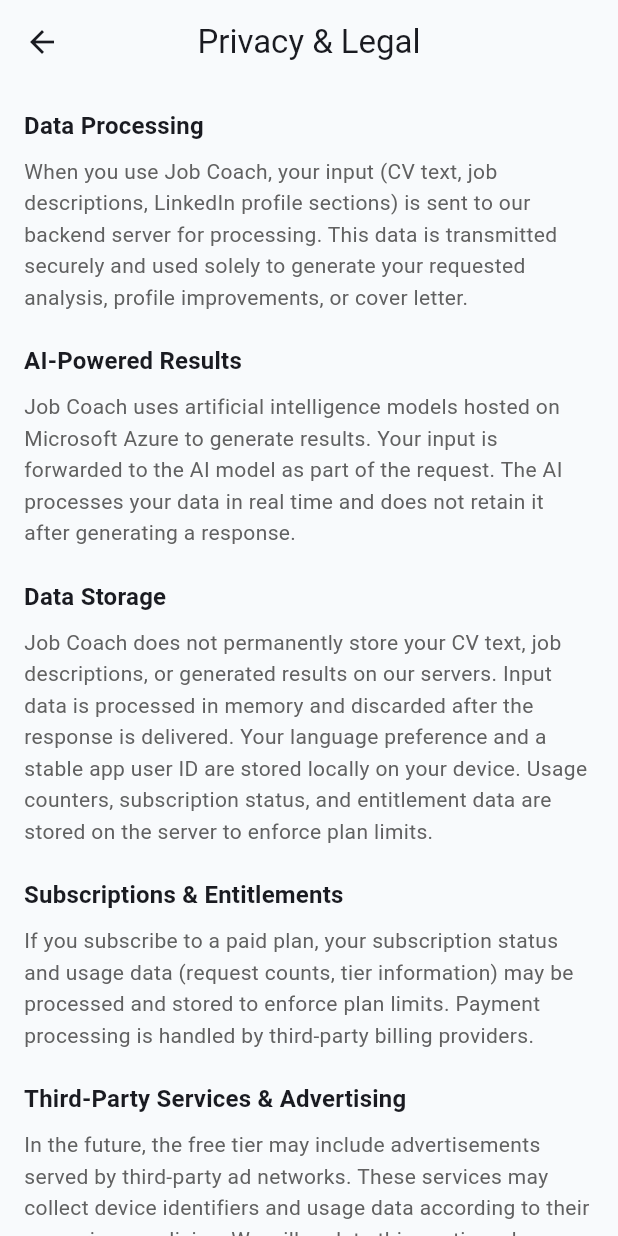
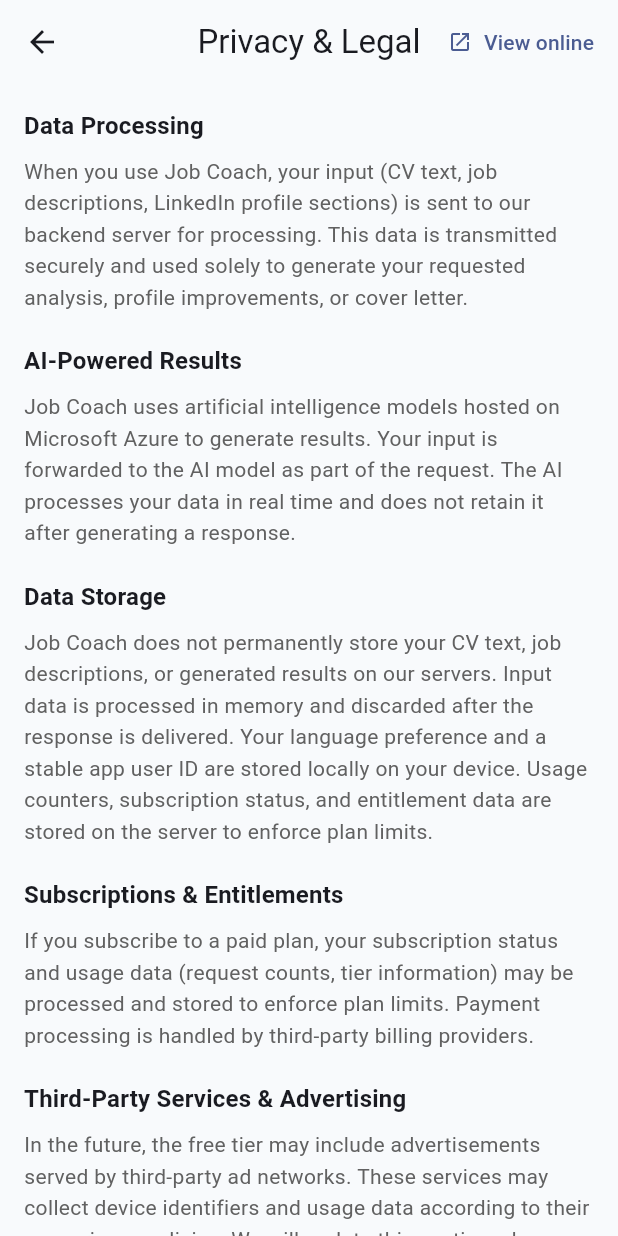
Before and after one commit to ionutc19/job-pack, a Flutter app: the SettingsScreen screen opened by its route, after a tap on "Privacy & Legal", on a phone screen of 412 x 824 dp. Run offline on Flutter 3.47's test engine with Material 3 defaults, Android fonts, the phone set to English and light mode, and no system bars; our stand-ins replace file_picker, google_mobile_ads, in_app_purchase, shared_preferences; accounts and stored records are empty.

Commit message:
Add Privacy Policy and Terms of Service for Google Play
Created GitHub Pages site (docs/) with:
- Privacy Policy covering data processing, AI usage, file uploads,
  ads, subscriptions, children's privacy, and user rights
- Terms of Service covering subscriptions, fair use, AI disclaimers,
  acceptable use, and liability limitations
- Landing page linking both documents

App changes:
- Settings: added Terms of Service link (opens in browser)
- Privacy screen: added "View online" button in app bar
- Added url_launcher dependency

URLs for Play Store listing:
- Privacy: https://ionutc19.github.io/job-pack/privacy-policy.html
- Terms: https://ionutc19.github.io/job-pack/terms-of-service.html

Co-Authored-By: Claude Opus 4.6 <noreply@anthropic.com>
Claude-Session: https://claude.ai/code/session_01H5SnKZQeHwcEm8VdNSfue8

```diff
--- a/mobile/lib/l10n/app_localizations.dart
+++ b/mobile/lib/l10n/app_localizations.dart
@@ -172,6 +172,10 @@ class AppLocalizations {
   String get fileConsentContinue => get('fileConsentContinue');
   String get fileUploadError => get('fileUploadError');
 
+  // Legal
+  String get termsOfService => get('termsOfService');
+  String get viewOnline => get('viewOnline');
+
   // Privacy
   String get privacyTitle => get('privacyTitle');
   String get privacyDataProcessing => get('privacyDataProcessing');
@@ -325,6 +329,10 @@ class AppLocalizations {
     'fileConsentNoStorage': 'Your file is not stored — it is discarded after processing.',
     'fileConsentContinue': 'Choose File',
     'fileUploadError': 'Could not extract text from this file.',
+
+    // Legal
+    'termsOfService': 'Terms of Service',
+    'viewOnline': 'View online',
 
     // Privacy
     'privacyTitle': 'Privacy & Legal',
@@ -482,6 +490,10 @@ class AppLocalizations {
     'fileUploadError': 'Nu s-a putut extrage textul din acest fișier.',
 
     // Privacy
+    // Legal
+    'termsOfService': 'Termeni și Condiții',
+    'viewOnline': 'Vezi online',
+
     'privacyTitle': 'Confidențialitate și Legal',
     'privacyDataProcessing': 'Procesarea Datelor',
     'privacyDataProcessingBody': 'Când folosești Job Coach, datele introduse (text CV, descrieri de job, secțiuni de profil LinkedIn) sunt trimise către serverul nostru pentru procesare. Aceste date sunt transmise securizat și utilizate exclusiv pentru a genera analiza, îmbunătățirile de profil sau scrisoarea de intenție solicitată.',
--- a/mobile/lib/screens/privacy_screen.dart
+++ b/mobile/lib/screens/privacy_screen.dart
@@ -1,4 +1,5 @@
 import 'package:flutter/material.dart';
+import 'package:url_launcher/url_launcher.dart';
 import '../l10n/app_localizations.dart';
 
 class PrivacyScreen extends StatelessWidget {
@@ -8,7 +9,19 @@ class PrivacyScreen extends StatelessWidget {
   Widget build(BuildContext context) {
     final l = AppLocalizations.of(context);
     return Scaffold(
-      appBar: AppBar(title: Text(l.privacyTitle)),
+      appBar: AppBar(
+        title: Text(l.privacyTitle),
+        actions: [
+          TextButton.icon(
+            onPressed: () => launchUrl(
+              Uri.parse('https://ionutc19.github.io/job-pack/privacy-policy.html'),
+              mode: LaunchMode.externalApplication,
+            ),
+            icon: const Icon(Icons.open_in_new, size: 16),
+            label: Text(l.viewOnline),
+          ),
+        ],
+      ),
       body: ListView(
         padding: const EdgeInsets.all(16),
         children: [
--- a/mobile/lib/screens/settings_screen.dart
+++ b/mobile/lib/screens/settings_screen.dart
@@ -1,6 +1,7 @@
 import 'package:flutter/foundation.dart';
 import 'package:flutter/material.dart';
 import 'package:provider/provider.dart';
+import 'package:url_launcher/url_launcher.dart';
 import '../config/app_config.dart';
 import '../l10n/app_localizations.dart';
 import '../l10n/language_provider.dart';
@@ -156,6 +157,15 @@ class _SettingsScreenState extends State<SettingsScreen> {
             trailing: const Icon(Icons.chevron_right),
             onTap: () => Navigator.pushNamed(context, '/privacy'),
           ),
+          ListTile(
+            leading: const Icon(Icons.description_outlined),
+            title: Text(l.termsOfService),
+            trailing: const Icon(Icons.open_in_new, size: 18),
+            onTap: () => launchUrl(
+              Uri.parse('https://ionutc19.github.io/job-pack/terms-of-service.html'),
+              mode: LaunchMode.externalApplication,
+            ),
+          ),
         ],
       ),
     );
--- a/mobile/pubspec.yaml
+++ b/mobile/pubspec.yaml
@@ -15,6 +15,7 @@ dependencies:
   http_parser: ^4.1.0
   provider: ^6.1.0
   shared_preferences: ^2.3.0
+  url_launcher: ^6.3.0
   in_app_purchase: ^3.2.0
   file_picker: ">=10.3.3 <11.0.0"
   google_mobile_ads: ^9.0.0
```
Also changed, not shown: 3 other files.
